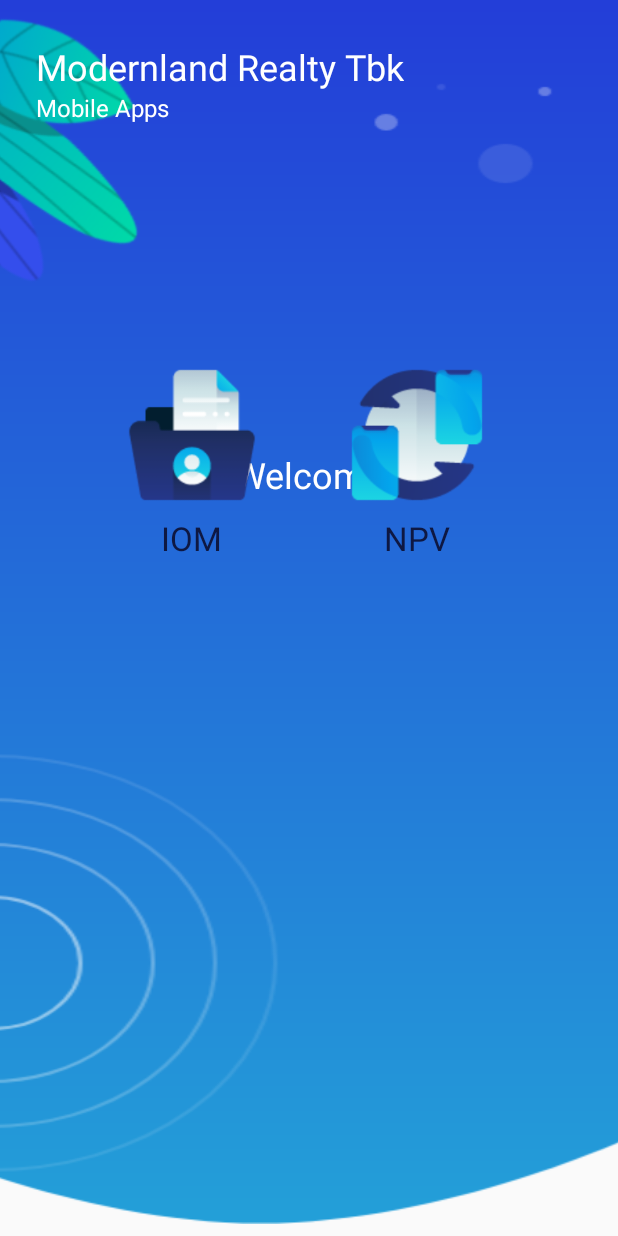
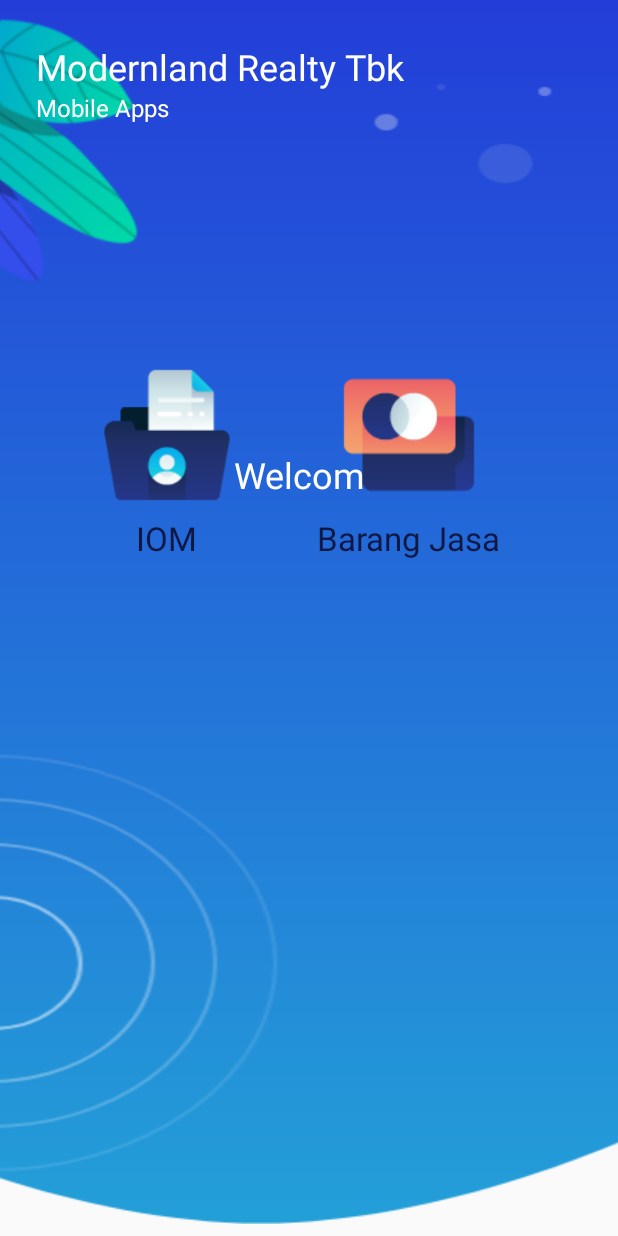
Before and after one commit to ptmodernland/IOM, an Android app: the layout activity_main.xml on its own in the app's theme, with its tools: preview values and no code run, on a phone screen of 412 x 824 dp. Run offline under Robolectric (Android 15) with nearby library versions, the light colour scheme and no system bars.

Commit message:
Menambahkan Menu Barang Jasa

```diff
--- a/app/src/main/java/iom/modernland/co/id/MyFirebaseMessagingService.java
+++ b/app/src/main/java/iom/modernland/co/id/MyFirebaseMessagingService.java
@@ -48,7 +48,7 @@
     }
 
     private void sendNotification(String messageBody) {
-        Intent intent = new Intent(this, HomeUserActivity.class);
+        Intent intent = new Intent(this, ContentApproveActivity.class);
         intent.addFlags(Intent.FLAG_ACTIVITY_CLEAR_TOP);
         PendingIntent pendingIntent = PendingIntent.getActivity(this, 0 /* Request code */, intent,
                 PendingIntent.FLAG_ONE_SHOT);
--- a/app/src/main/res/layout/activity_main.xml
+++ b/app/src/main/res/layout/activity_main.xml
@@ -133,12 +133,12 @@
                     android:layout_width="100dp"
                     android:layout_height="100dp"
                     android:layout_marginBottom="4dp"
-                    android:src="@drawable/transfer" />
+                    android:src="@drawable/credit_payment" />
 
                 <TextView
                     android:layout_width="wrap_content"
                     android:layout_height="wrap_content"
-                    android:text="@string/npv"
+                    android:text="@string/permohonan"
                     android:textColor="#0E1843"
                     android:textSize="22sp" />
 
--- a/app/src/main/res/values/strings.xml
+++ b/app/src/main/res/values/strings.xml
@@ -13,6 +13,7 @@
     <string name="list_memo">List Memo</string>
     <string name="iom">IOM</string>
     <string name="npv">NPV</string>
+    <string name="permohonan">Barang Jasa</string>
     <string name="login">Login</string>
     <string name="view">View</string>
     <string name="file">File</string>
```
Also changed, not shown: app/src/main/res/drawable/credit_payment.png (added).
